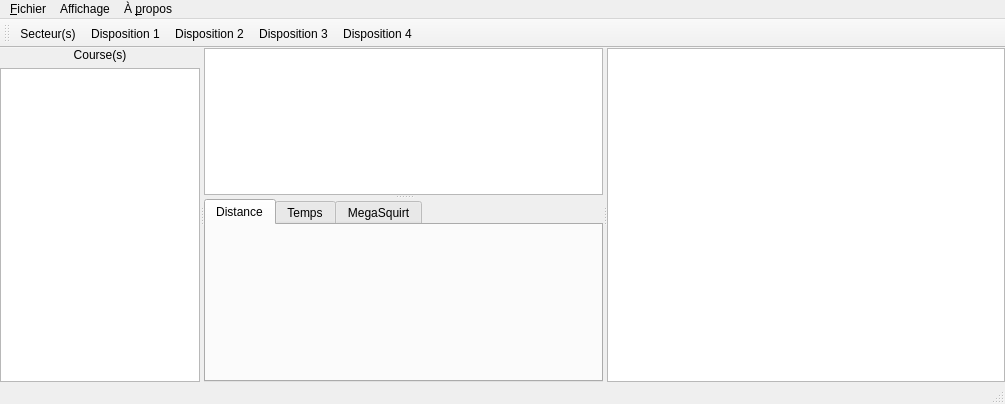
xaviermawet/EcoManager2013Experimental, file MainWindow.ui: the form before one commit.
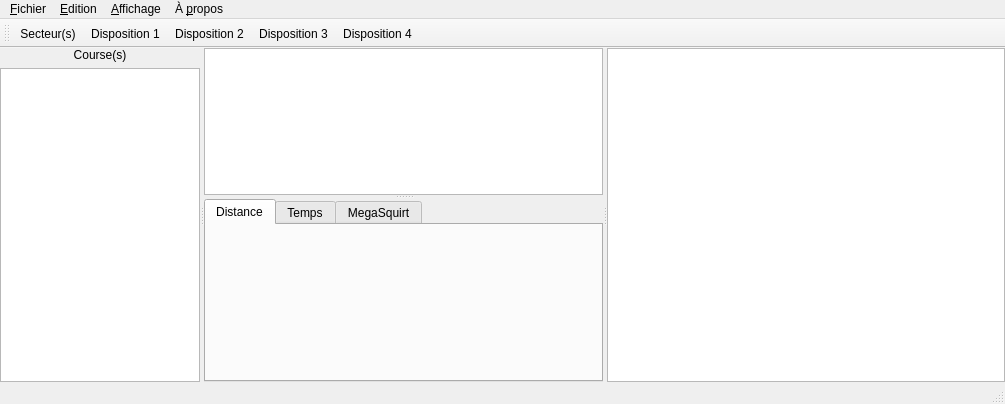
The form after the commit. Icons and pictures are not drawn.

Commit message: Ajout de l'affichage de données (tps, dist, vitesse, accélération) lors d'une sélection de zone dans la vue mapping Ajout d'un nouveau menu "Edition" proposant actuellement d'effacer le contenu du tableau de données

```diff
--- a/MainWindow.ui
+++ b/MainWindow.ui
@@ -265,7 +265,7 @@
    </widget>
    <widget class="QMenu" name="menuDisplay">
     <property name="title">
-     <string>Affichage</string>
+     <string>&amp;Affichage</string>
     </property>
     <widget class="QMenu" name="menuDisplayRaceTable">
      <property name="title">
@@ -297,7 +297,20 @@
     <addaction name="menuDisplayRaceView"/>
     <addaction name="menuLayout"/>
    </widget>
+   <widget class="QMenu" name="menuEdit">
+    <property name="title">
+     <string>&amp;Edition</string>
+    </property>
+    <widget class="QMenu" name="menuLapDataTable">
+     <property name="title">
+      <string>Tableau de données</string>
+     </property>
+     <addaction name="actionLapDataTableErase"/>
+    </widget>
+    <addaction name="menuLapDataTable"/>
+   </widget>
    <addaction name="menuFile"/>
+   <addaction name="menuEdit"/>
    <addaction name="menuDisplay"/>
    <addaction name="menuAbout"/>
   </widget>
```
Left out of the diff: 15 changed lines with no effect on the pictures. The commit also changes 4 other files.
